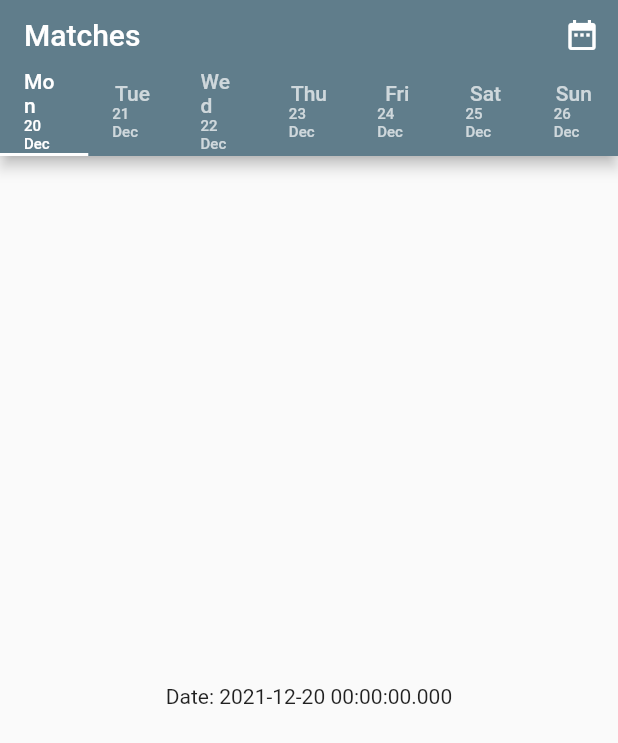
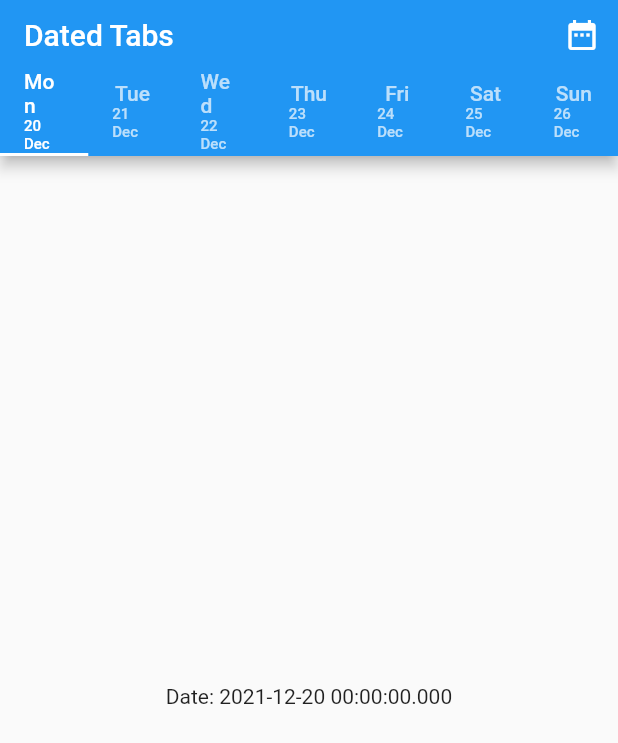
Before and after one commit to chetu-ko/dated_tabs, a Flutter app: the screen it shows after launch, on a phone screen of 412 x 824 dp. Shown: the top 743 px of the screen. Run offline on Flutter 3.47's test engine with Material 2 defaults, Android fonts, the light colour scheme and no system bars.

Commit message:
added changes

```diff
--- a/lib/main.dart
+++ b/lib/main.dart
@@ -9,7 +9,7 @@ class MyApp extends StatelessWidget {
     return new MaterialApp(
       debugShowCheckedModeBanner: false,
       theme: new ThemeData(
-        primarySwatch: Colors.blueGrey,
+        primarySwatch: Colors.blue,
       ),
       home: HomeScreen(),
     );
--- a/lib/widget/dated_tab.dart
+++ b/lib/widget/dated_tab.dart
@@ -86,7 +86,7 @@ class _MainScreenState extends State<MainScreen>
               onPressed: () => _selectDate(context),
             )
           ],
-          title: Text("Matches"),
+          title: Text("Dated Tabs"),
         ),
         body: TabBarView(
           children: getWidgets(),
```
Also changed, not shown: 1 other file.
